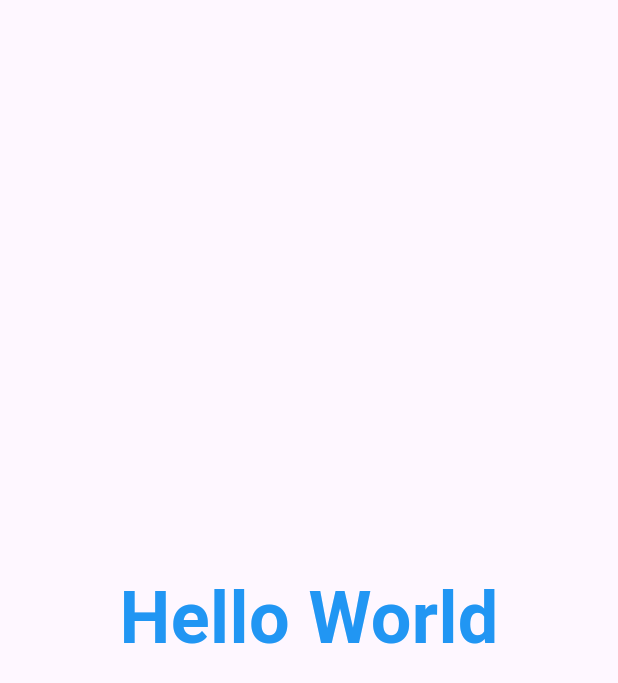
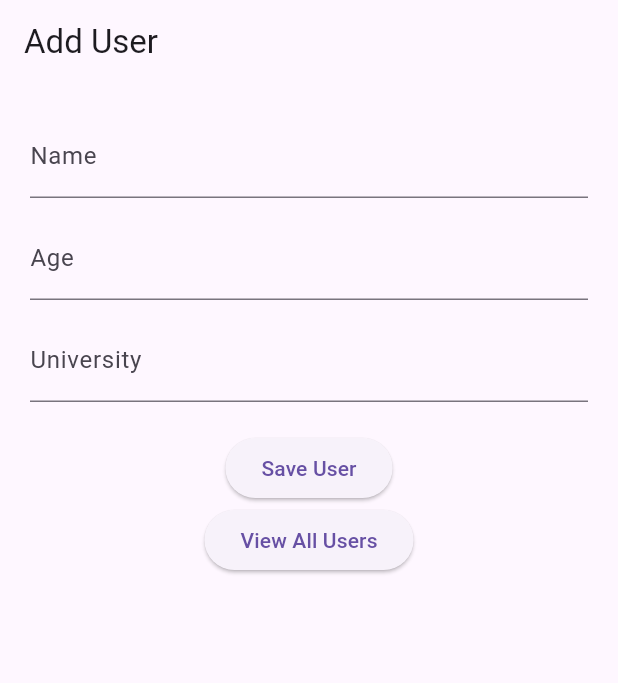
Before and after one commit to lahiruimesh/my_first_flatter_app, a Flutter app: the screen it shows after launch, on a phone screen of 412 x 824 dp. Shown: the top 683 px of the screen. Run offline on Flutter 3.47's test engine with Material 3 defaults, Android fonts, the phone set to English and light mode, and no system bars; our stand-ins replace cloud_firestore, firebase_core; accounts and stored records are empty.

Commit message:
add firebase dependencies and create user details storing system

```diff
--- a/lib/main.dart
+++ b/lib/main.dart
@@ -1,11 +1,19 @@
 import 'package:flutter/material.dart';
+import 'package:firebase_core/firebase_core.dart';
 //import 'screens/bmi_calculator.dart';
 //import 'screens/landing_page.dart';
-import 'screens/hello_world.dart';
+//import 'screens/hello_world.dart';
+//import 'screens/columns.dart';
+//import 'screens/buttons.dart';
+import 'screens/add_user_page.dart';
 
-void main() {
-  runApp(const MyApp());
+void main() async {
+  WidgetsFlutterBinding.ensureInitialized();
+  await Firebase.initializeApp();
+
+  runApp(MyApp());
 }
+
 
 class MyApp extends StatelessWidget {
   const MyApp({super.key});
@@ -14,7 +22,7 @@ class MyApp extends StatelessWidget {
   Widget build(BuildContext context) {
     return MaterialApp(
       title: 'Lahiru\'s First App',
-      home: const HelloWorld(),
+      home: const AddUserPage(),
     );
   }
 }
--- /dev/null
+++ b/lib/screens/add_user_page.dart
@@ -0,0 +1,89 @@
+import 'package:flutter/material.dart';
+import 'user_list_page.dart';
+import 'package:cloud_firestore/cloud_firestore.dart';
+
+class AddUserPage extends StatefulWidget {
+  const AddUserPage({super.key});
+
+  @override
+  State<AddUserPage> createState() => _AddUserPageState();
+}
+
+class _AddUserPageState extends State<AddUserPage> {
+  // Controllers to get input values
+  final TextEditingController nameController = TextEditingController();
+  final TextEditingController ageController = TextEditingController();
+  final TextEditingController universityController = TextEditingController();
+
+  // Function to save user to Firestore
+  void saveUser() async {
+    final String name = nameController.text;
+    final String age = ageController.text;
+    final String university = universityController.text;
+
+    if (name.isEmpty || age.isEmpty || university.isEmpty) return;
+
+    try {
+      await FirebaseFirestore.instance.collection('users').add({
+        'name': name,
+        'age': int.parse(age),
+        'university': university,
+        'timestamp': FieldValue.serverTimestamp(), // for sorting
+      });
+
+      ScaffoldMessenger.of(context).showSnackBar(
+        SnackBar(content: Text('User added successfully')),
+      );
+
+      // Clear the fields
+      nameController.clear();
+      ageController.clear();
+      universityController.clear();
+    } catch (e) {
+      print("Error saving user: $e");
+    }
+  }
+
+  @override
+  Widget build(BuildContext context) {
+    return Scaffold(
+      appBar: AppBar(title: Text('Add User')),
+      body: Padding(
+        padding: EdgeInsets.all(20),
+        child: Column(
+          children: [
+            TextField(
+              controller: nameController,
+              decoration: InputDecoration(labelText: 'Name'),
+            ),
+            SizedBox(height: 12),
+            TextField(
+              controller: ageController,
+              keyboardType: TextInputType.number,
+              decoration: InputDecoration(labelText: 'Age'),
+            ),
+            SizedBox(height: 12),
+            TextField(
+              controller: universityController,
+              decoration: InputDecoration(labelText: 'University'),
+            ),
+            SizedBox(height: 20),
+            ElevatedButton(
+              onPressed: saveUser,
+              child: Text('Save User'),
+            ),
+            ElevatedButton(
+            onPressed: () {
+              Navigator.push(
+                context,
+                MaterialPageRoute(builder: (context) => const UserListPage()),
+              );
+            },
+            child: const Text('View All Users'),
+          ),
+          ],
+        ),
+      ),
+    );
+  }
+}
--- /dev/null
+++ b/lib/screens/user_list_page.dart
@@ -0,0 +1,53 @@
+import 'package:flutter/material.dart';
+import 'package:cloud_firestore/cloud_firestore.dart';
+
+class UserListPage extends StatelessWidget {
+  const UserListPage({super.key});
+
+  @override
+  Widget build(BuildContext context) {
+    return Scaffold(
+      appBar: AppBar(title: const Text('All Users')),
+      body: StreamBuilder<QuerySnapshot>(
+        stream: FirebaseFirestore.instance
+            .collection('users')
+            .orderBy('timestamp', descending: true)
+            .snapshots(),
+        builder: (context, snapshot) {
+          // 🔄 Loading
+          if (snapshot.connectionState == ConnectionState.waiting) {
+            return const Center(child: CircularProgressIndicator());
+          }
+
+          // ❌ Error
+          if (snapshot.hasError) {
+            return const Center(child: Text('Something went wrong'));
+          }
+
+          // ✅ Data loaded
+          final userDocs = snapshot.data!.docs;
+
+          if (userDocs.isEmpty) {
+            return const Center(child: Text('No users found.'));
+          }
+
+          return ListView.builder(
+            itemCount: userDocs.length,
+            itemBuilder: (context, index) {
+              final user = userDocs[index];
+              final name = user['name'];
+              final age = user['age'];
+              final university = user['university'];
+
+              return ListTile(
+                leading: const Icon(Icons.person),
+                title: Text('$name, Age: $age'),
+                subtitle: Text('University: $university'),
+              );
+            },
+          );
+        },
+      ),
+    );
+  }
+}
```
Also changed, not shown: lib/screens/buttons.dart (added, +69 -0 lines), lib/screens/columns.dart (added, +35 -0 lines), lib/screens/hello_world.dart (+6 -4 lines), pubspec.yaml (+6 -1 lines), assets/a1.png (added), pubspec.lock, 8 other files.
